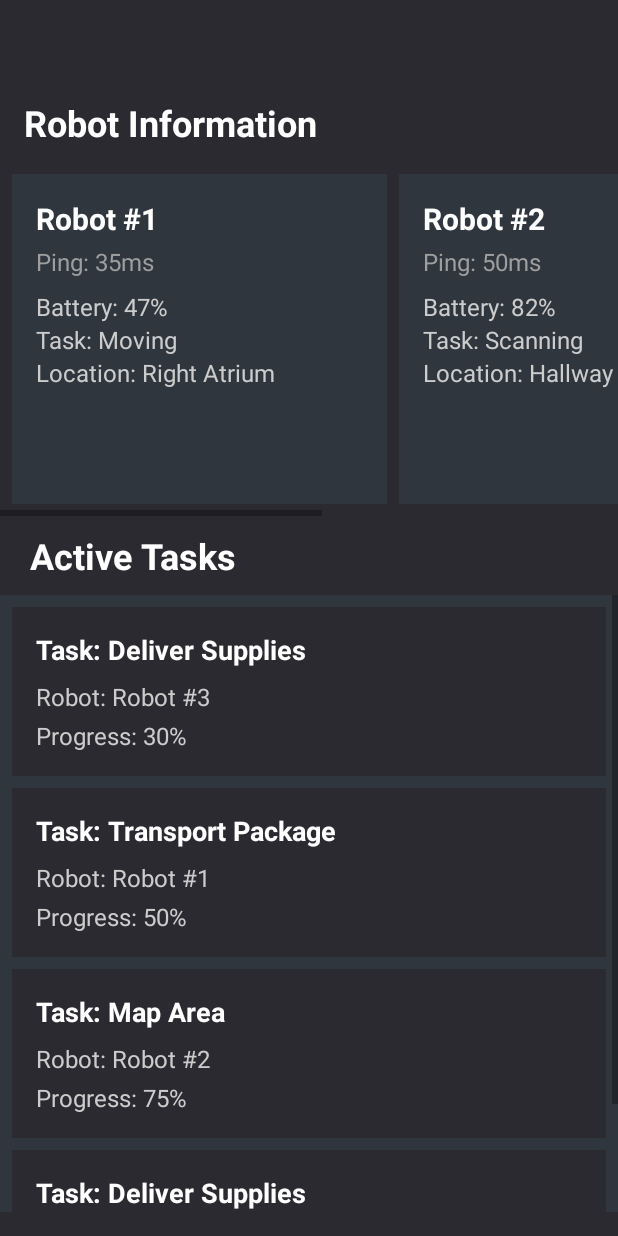
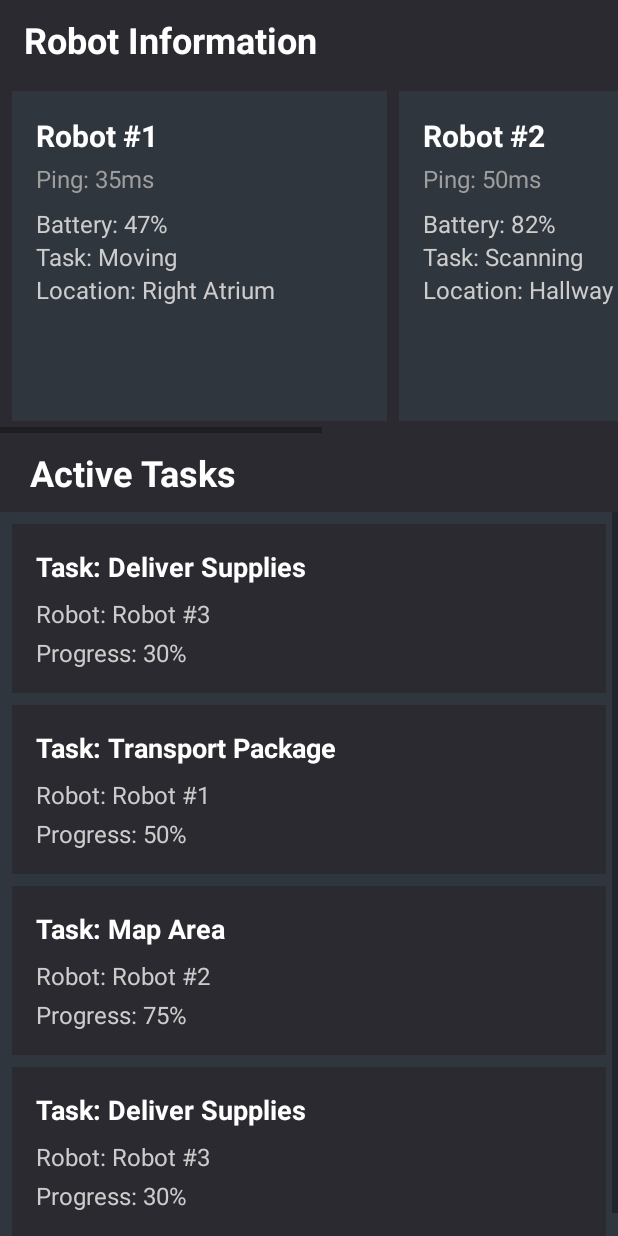
Before and after one commit to meldogdo/RoboNav, an Android app: the layout fragment_home.xml on its own in the app's theme, with its tools: preview values and no code run, on a phone screen of 412 x 824 dp. Run offline under Robolectric (Android 15) with nearby library versions, the phone set to English and light mode, and no system bars.

Commit message:
Home Page Spacing CleanedUp

```diff
--- a/app/src/main/res/layout/activity_home.xml
+++ b/app/src/main/res/layout/activity_home.xml
@@ -41,7 +41,7 @@
         app:layout_constraintEnd_toEndOf="parent"
         app:layout_constraintHorizontal_bias="0.0"
         app:layout_constraintStart_toStartOf="parent"
-        app:layout_constraintTop_toTopOf="parent"
+        app:layout_constraintTop_toBottomOf="@+id/toolbar"
         app:layout_constraintVertical_bias="0.0" />
 
     <com.google.android.material.bottomnavigation.BottomNavigationView
--- a/app/src/main/res/layout/fragment_home.xml
+++ b/app/src/main/res/layout/fragment_home.xml
@@ -29,7 +29,7 @@
         android:id="@+id/title_robot_info"
         android:layout_width="wrap_content"
         android:layout_height="wrap_content"
-        android:layout_marginTop="65dp"
+        android:layout_marginTop="10dp"
         android:text="Robot Information"
         android:textColor="#FFFFFF"
         android:textSize="24sp"
@@ -213,7 +213,6 @@
         android:layout_width="match_parent"
         android:layout_height="0dp"
         android:layout_marginTop="10dp"
-        android:layout_marginBottom="16dp"
         app:layout_constraintBottom_toBottomOf="parent"
         app:layout_constraintEnd_toEndOf="parent"
         app:layout_constraintStart_toStartOf="parent"
```
